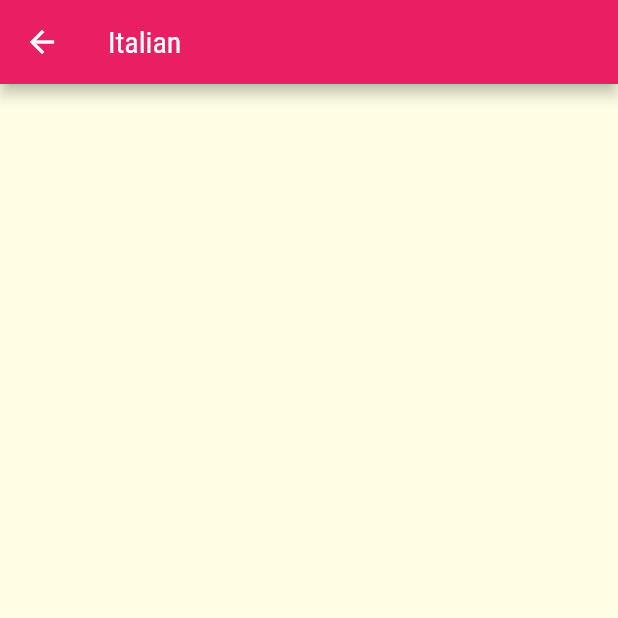
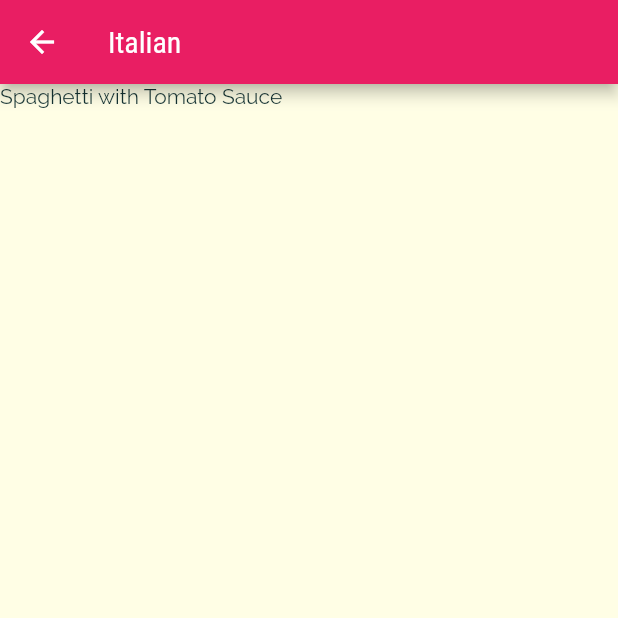
Before and after one commit to ducchungtx/meals-app, a Flutter app: the screen it shows after launch, after a tap on "Italian", on a phone screen of 412 x 824 dp, the top half of it. Run offline on Flutter 3.47's test engine with Material 2 defaults, Android fonts, the phone set to English and light mode, and no system bars.

Commit message:
Update CategoryMealsScreen

```diff
--- a/lib/category_meals_screen.dart
+++ b/lib/category_meals_screen.dart
@@ -1,4 +1,5 @@
 import 'package:flutter/material.dart';
+import './dummy_data.dart';
 
 class CategoryMealsScreen extends StatelessWidget {
   static const routeName = '/category-meals';
@@ -13,12 +14,19 @@ class CategoryMealsScreen extends StatelessWidget {
         ModalRoute.of(context)!.settings.arguments as Map<String, String>;
     final categoryTitle = routeArgs['title'];
     final categoryId = routeArgs['id'];
+    final categoryMeals = DUMMY_MEALS.where((meal) {
+      return meal.categories.contains(categoryId);
+    }).toList();
 
     return Scaffold(
       appBar: AppBar(
         title: Text(categoryTitle!),
       ),
-      body: ListView.builder(itemBuilder: (ctx, index) {}, itemCount: 20),
+      body: ListView.builder(
+          itemBuilder: (ctx, index) {
+            return Text(categoryMeals[index].title);
+          },
+          itemCount: categoryMeals.length),
     );
   }
 }
```
